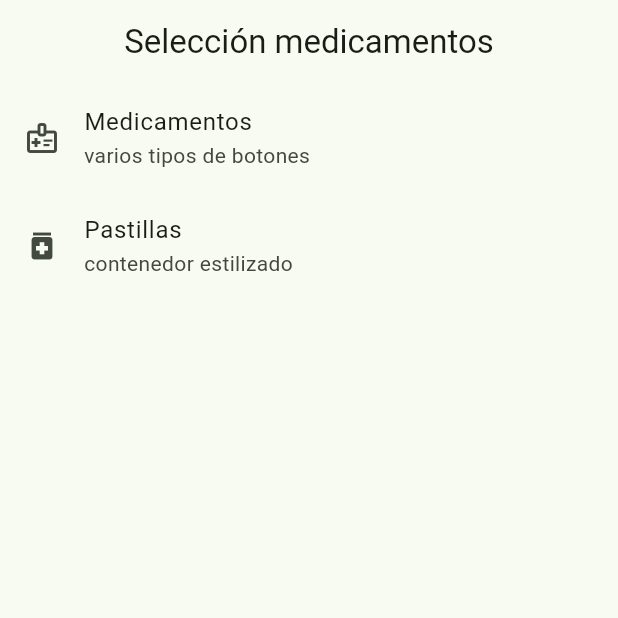
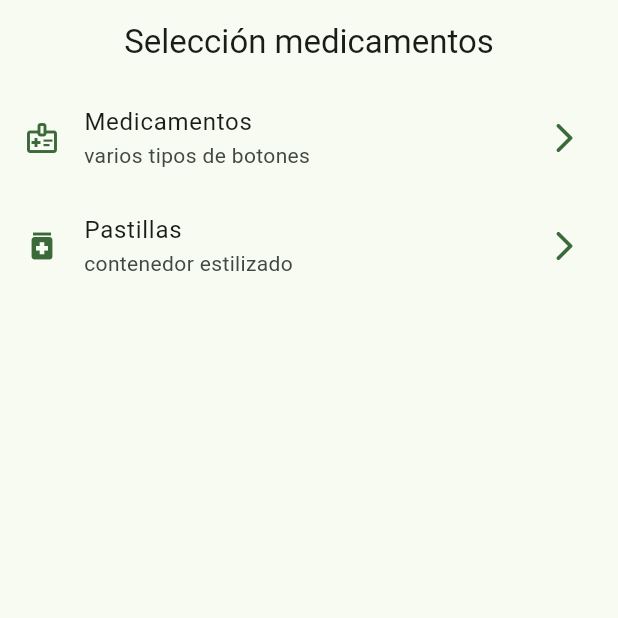
Before and after one commit to Ruslan-Developer/DI_Flutter_Navegacion_Pantallas, a Flutter app: the screen it shows after launch, on a phone screen of 412 x 824 dp, the top half of it. Run offline on Flutter 3.47's test engine with Material 2 defaults, Android fonts, the phone set to English and light mode, and no system bars.

```diff
--- a/lib/config/menu/menu_items.dart
+++ b/lib/config/menu/menu_items.dart
@@ -21,14 +21,14 @@ const appMenuItems = <MenuItem>[
     MenuItem( //Se crea una lista de objetos de tipo MenuItem que sirve para crear el menu de la app
     title: 'Medicamentos',
     subtitle: 'varios tipos de botones',
-    link: '/buttons',
+    link: '/medicamentos',
     icon: Icons.medical_information_outlined
     ),
 
     MenuItem(
     title: 'Pastillas',
     subtitle: 'contenedor estilizado',
-    link: '/pills',
+    link: '/pastillas',
     icon: Icons.medication
     ),
 ];
--- a/lib/main.dart
+++ b/lib/main.dart
@@ -1,6 +1,8 @@
 import 'package:flutter/material.dart';
 import 'package:widgets_app/config/theme/app_theme.dart';
 import 'package:widgets_app/presentation/screens/home/home_screen.dart';
+import 'package:widgets_app/presentation/screens/medicaments/medicaments_screen.dart';
+import 'package:widgets_app/presentation/screens/pills/pills_screen.dart';
 
 void main() {
   runApp(const MyApp());
@@ -16,6 +18,11 @@ class MyApp extends StatelessWidget {
       debugShowCheckedModeBanner: false,
       theme: AppTheme(selectedColor: 1).getTheme(), //Se cambia el color de la app
       home: const HomeScreen(),
+      //Se crea un Map de rutas para poder navegar entre pantallas
+      routes: {
+        '/medicamentos': (context) => const MedicamentosScreen(),
+        '/pastillas': (context) => const PastillasScreen(),
+      },
     );
      }
 }
--- a/lib/presentation/screens/home/home_screen.dart
+++ b/lib/presentation/screens/home/home_screen.dart
@@ -1,6 +1,7 @@
 
 import 'package:flutter/material.dart';
 import 'package:widgets_app/config/menu/menu_items.dart';
+import 'package:widgets_app/presentation/screens/medicaments/medicaments_screen.dart';
 
 class HomeScreen extends StatelessWidget {
   const HomeScreen({Key? key}) : super(key: key);
@@ -62,10 +63,26 @@ class _CustomListTile extends StatelessWidget {
 
   @override
   Widget build(BuildContext context) {
+
+    final colors = Theme.of(context).colorScheme; // Es un snippet que sirve para cambiar el color de la app
+
+
+
+
     return ListTile(
-      leading: Icon(menuItem.icon),
+      leading: Icon(menuItem.icon, color: colors.primary), //Se añade el icono con el color de la app personalizada
+      trailing: Icon(Icons.arrow_forward_ios_rounded, color: colors.primary), //Se añade el icono con el color de la app personalizada
       title: Text(menuItem.title),
       subtitle: Text(menuItem.subtitle),
+      //Navegar a otra pantalla:
+      onTap: () {
+       /*  Navigator.of(context).push( //Nos añada la pagina encima de la que estamos
+          MaterialPageRoute(
+            builder: (context) => const MedicamentosScreen( ),
+        ),
+        ); */
+        Navigator.pushNamed(context, menuItem.link); //Nos añada la pagina encima de la que estamos
+      }, //Se añade el onTap para que al pulsar en el elemento de la lista nos lleve a la pagina correspondiente
     );
   }
 }
```
Also changed, not shown: lib/presentation/screens/medicaments/medicaments_screen.dart (added, +16 -0 lines), lib/presentation/screens/pills/pills_screen.dart (added, +16 -0 lines).
